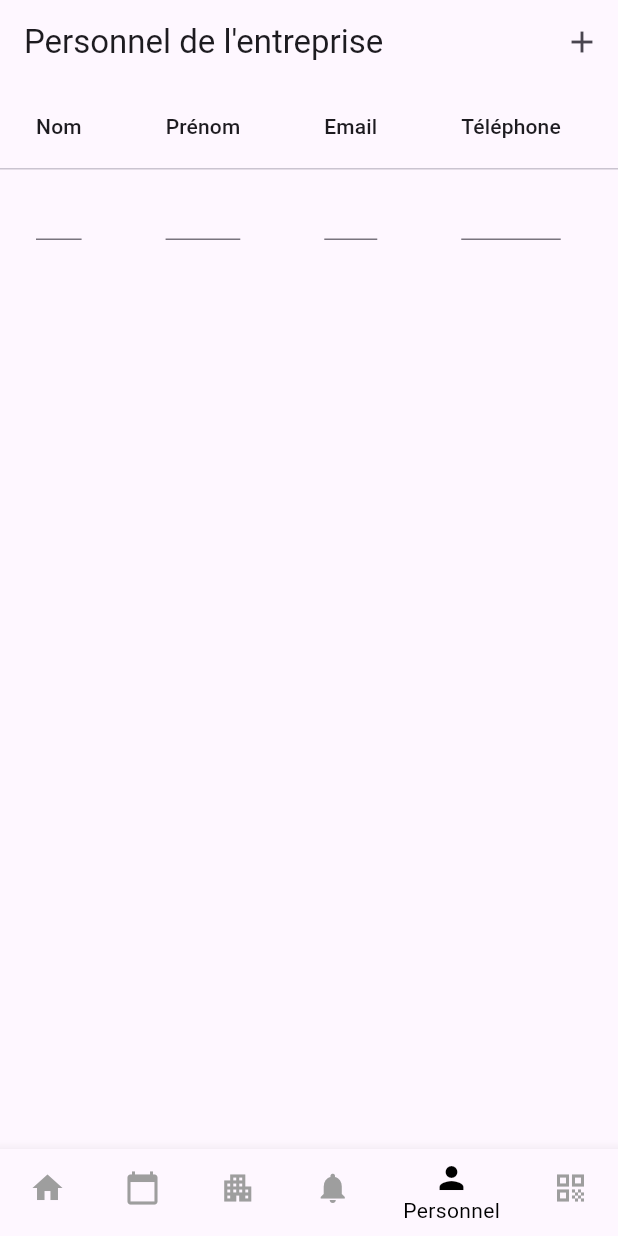
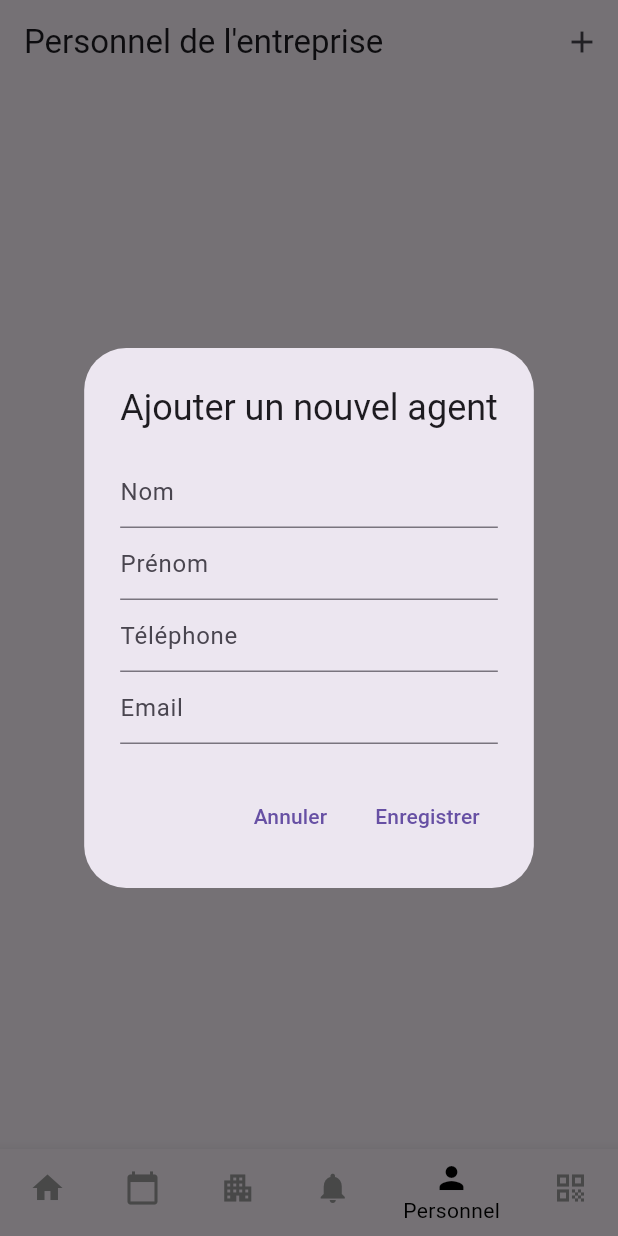
Before and after one commit to SanKai33/smartboardV1, a Flutter app: the screen it shows after launch, item 5 of the bottom bar chosen, after a tap on the "add" icon, on a phone screen of 412 x 824 dp. Run offline on Flutter 3.47's test engine with Material 3 defaults, Android fonts, the phone set to English and light mode, and no system bars; our stand-ins replace cloud_firestore, firebase_auth, firebase_core, firebase_storage, flutter_spinkit, geocoding and 4 more; accounts and stored records are empty; network calls fail.

Commit message:
Initial commit

```diff
--- a/lib/calendar_page.dart
+++ b/lib/calendar_page.dart
@@ -1,5 +1,9 @@
+import 'package:cloud_firestore/cloud_firestore.dart';
 import 'package:flutter/material.dart';
 import 'package:table_calendar/table_calendar.dart';
+
+import 'historique_commande_page.dart';
+import 'models/commande.dart';
 
 class CalendarPage extends StatefulWidget {
   @override
@@ -72,10 +76,58 @@
 
   @override
   Widget build(BuildContext context) {
-    // Ici, insérez la logique et l'interface utilisateur pour afficher les commandes pour la date sélectionnée
-    return Center(
-      child: Text(selectedDay != null ? 'Commandes pour ${selectedDay!.toLocal()}' : 'Sélectionnez une date'),
+    return StreamBuilder<List<Commande>>(
+      stream: getCommandesForDate(selectedDay),
+      builder: (context, snapshot) {
+        if (snapshot.connectionState == ConnectionState.waiting) {
+          return Center(child: CircularProgressIndicator());
+        }
+        if (!snapshot.hasData || snapshot.data!.isEmpty) {
+          return Center(child: Text("Aucune commande pour cette date"));
+        }
+
+        List<Commande> commandes = snapshot.data!;
+        return ListView.builder(
+          itemCount: commandes.length,
+          itemBuilder: (context, index) {
+            Commande commande = commandes[index];
+            return Card(
+              child: ListTile(
+                title: Text(commande.nomResidence),
+                subtitle: Text("Commande ID: ${commande.id}"),
+                onTap: () {
+                  Navigator.of(context).push(
+                    MaterialPageRoute(
+                      builder: (context) => HistoriqueCommandePage(commande: commande),
+                    ),
+                  );
+                },
+              ),
+            );
+          },
+        );
+      },
     );
+  }
+
+  Stream<List<Commande>> getCommandesForDate(DateTime? date) {
+    if (date == null) {
+      return Stream.value([]);
+    }
+
+    DateTime startDate = DateTime(date.year, date.month, date.day);
+    DateTime endDate = DateTime(date.year, date.month, date.day, 23, 59, 59);
+
+    return FirebaseFirestore.instance
+        .collection('commandes')
+        .where('dateCommande', isGreaterThanOrEqualTo: Timestamp.fromDate(startDate))
+        .where('dateCommande', isLessThanOrEqualTo: Timestamp.fromDate(endDate))
+        .snapshots()
+        .map((snapshot) {
+      return snapshot.docs.map((doc) {
+        return Commande.fromMap(doc.data() as Map<String, dynamic>, doc.id);
+      }).toList();
+    });
   }
 }
 
--- a/lib/home_page.dart
+++ b/lib/home_page.dart
@@ -68,35 +68,49 @@
                     context,
                     MaterialPageRoute(builder: (context) => CreerCommande(entrepriseId: entrepriseId)),
                   ),
-                  child: Text(
+                  child: Row(
+                    mainAxisSize: MainAxisSize.min, // Pour s'assurer que le Row ne prend que l'espace nécessaire
+                    children: [
+                      Icon(Icons.add, color: Colors.white), // Icône
+                      SizedBox(width: 8), // Espace entre l'icône et le texte
+                      Text(
                         'Nouvelle Commande',
                         style: TextStyle(color: Colors.white),
                       ),
-                  style: ElevatedButton.styleFrom(backgroundColor: Colors.black),
+                    ],
+                  ),
+                  style: ElevatedButton.styleFrom(
+                    backgroundColor: Colors.black,
+                    shape: RoundedRectangleBorder(
+                      borderRadius: BorderRadius.circular(8), // Moins arrondi, ajustez selon vos préférences
+                    ),
+                  ),
                 ),
               ),
             ),
             // Bandeau de design "Commandes en cours"
-            Container(
-              width: double.infinity,
-              padding: EdgeInsets.symmetric(vertical: 10, horizontal: 20),
+            Center(
+              child: Container(
+                padding: EdgeInsets.symmetric(vertical: 8, horizontal: 20),
                 decoration: BoxDecoration(
-                color: Colors.blueGrey[100], // Utilisez une couleur douce
+                  color: Colors.grey[200], // Couleur plus claire et douce
+                  borderRadius: BorderRadius.circular(20), // Coins plus arrondis
                   boxShadow: [
                     BoxShadow(
-                    color: Colors.grey.withOpacity(0.5),
-                    spreadRadius: 2,
-                    blurRadius: 7,
-                    offset: Offset(0, 3), // changes position of shadow
+                      color: Colors.grey.withOpacity(0.5), // Ombre subtile
+                      spreadRadius: 0,
+                      blurRadius: 10,
+                      offset: Offset(0, 4), // Légèrement décalée
                     ),
                   ],
                 ),
                 child: Text(
                   'Commandes en cours',
                   style: TextStyle(
-                  fontSize: 18,
+                    fontSize: 16,
                     fontWeight: FontWeight.bold,
-                  color: Colors.white, // Couleur de texte élégante
+                    color: Colors.black, // Couleur de texte simple
+                  ),
                 ),
               ),
             ),
--- a/lib/models/personnel.dart
+++ b/lib/models/personnel.dart
@@ -63,12 +63,12 @@
     String? email,
     String? telephone,
     String? typeCompte,
-    bool? estSuperviseur,
+    bool? estSuperviseur,  // Retirer required ici
     String? residenceAffectee,
-    String? entrepriseId, required String field, required String id,
+    String? entrepriseId, required String id, required String field,
   }) {
     return Personnel(
-      id: this.id,  // L'ID reste inchangé
+      id: this.id,
       identifiant: identifiant ?? this.identifiant,
       nom: nom ?? this.nom,
       prenom: prenom ?? this.prenom,
--- a/lib/personnel_page.dart
+++ b/lib/personnel_page.dart
@@ -12,132 +12,111 @@
 }
 
 class _PersonnelPageState extends State<PersonnelPage> {
-
   List<Personnel> personnelList = [];
 
   @override
   void initState() {
     super.initState();
-
+    _loadExistingPersonnel();
   }
 
-
-
-  void _addNewPersonnelRow() {
-    setState(() {
-      personnelList.add(Personnel(
-        id: '', // Laisser vide, Firestore générera un ID lors de l'enregistrement
-        identifiant: '',
-        nom: '',
-        prenom: '',
-        email: '',
-        telephone: '',
-        typeCompte: '',
-        estSuperviseur: false,
-        entrepriseId: widget.entrepriseId,
-      ));
-    });
-  }
-
-  void _updatePersonnelField(Personnel personnel, String field, String value) {
-    FirebaseFirestore.instance.collection('personnel').doc(personnel.id).update({field: value});
-    int index = personnelList.indexOf(personnel);
-    if (index != -1) {
+  void _loadExistingPersonnel() async {
+    var collection = FirebaseFirestore.instance.collection('personnel').where('entrepriseId', isEqualTo: widget.entrepriseId);
+    var querySnapshot = await collection.get();
+    for (var doc in querySnapshot.docs) {
       setState(() {
-        personnelList[index] = personnel.copyWith(field: value, id: '');
+        personnelList.add(Personnel.fromFirestore(doc));
       });
     }
   }
 
-  void _createNewPersonnel(Personnel personnel) {
-    DocumentReference docRef = FirebaseFirestore.instance.collection('personnel').doc();
-    personnel = personnel.copyWith(id: docRef.id, field: '');  // Mise à jour de l'ID
-    docRef.set(personnel.toMap());
-    int index = personnelList.indexOf(personnel);
-    if (index != -1) {
-      setState(() {
-        personnelList[index] = personnel;
-      });
-    }
+  void _showAddPersonnelDialog() {
+    final _nomController = TextEditingController();
+    final _prenomController = TextEditingController();
+    final _telephoneController = TextEditingController();
+    final _emailController = TextEditingController();
+
+    showDialog(
+      context: context,
+      builder: (BuildContext context) {
+        return AlertDialog(
+          title: Text('Ajouter un nouvel agent'),
+          content: SingleChildScrollView(
+            child: ListBody(
+              children: <Widget>[
+                TextField(controller: _nomController, decoration: InputDecoration(hintText: "Nom")),
+                TextField(controller: _prenomController, decoration: InputDecoration(hintText: "Prénom")),
+                TextField(controller: _telephoneController, decoration: InputDecoration(hintText: "Téléphone")),
+                TextField(controller: _emailController, decoration: InputDecoration(hintText: "Email")),
+              ],
+            ),
+          ),
+          actions: <Widget>[
+            TextButton(
+              child: Text('Annuler'),
+              onPressed: () {
+                Navigator.of(context).pop();
+              },
+            ),
+            TextButton(
+              child: Text('Enregistrer'),
+              onPressed: () {
+                _addNewPersonnel(
+                  _nomController.text,
+                  _prenomController.text,
+                  _telephoneController.text,
+                  _emailController.text,
+                );
+                Navigator.of(context).pop();
+              },
+            ),
+          ],
+        );
+      },
+    );
   }
 
-  void _deletePersonnel(Personnel personnel) {
-    FirebaseFirestore.instance.collection('personnel').doc(personnel.id).delete();
+  void _addNewPersonnel(String nom, String prenom, String telephone, String email) {
+    String identifiant = nom.toLowerCase() + prenom[0].toLowerCase();
+    Personnel newPersonnel = Personnel(
+      id: '',
+      identifiant: identifiant,
+      nom: nom,
+      prenom: prenom,
+      email: email,
+      telephone: telephone,
+      typeCompte: 'Standard', // Ajustez selon votre logique
+      estSuperviseur: false,
+      entrepriseId: widget.entrepriseId,
+    );
+    FirebaseFirestore.instance.collection('personnel').add(newPersonnel.toMap());
     setState(() {
-      personnelList.removeWhere((element) => element.id == personnel.id);
+      personnelList.add(newPersonnel);
     });
   }
 
   @override
   Widget build(BuildContext context) {
-
-
     return Scaffold(
       appBar: AppBar(
         title: Text('Personnel de l\'entreprise'),
-        actions: <Widget>[
+        actions: [
           IconButton(
             icon: Icon(Icons.add),
-            onPressed: _addNewPersonnelRow,
+            onPressed: _showAddPersonnelDialog,
           ),
         ],
       ),
-      body: SingleChildScrollView(
-        scrollDirection: Axis.horizontal,
-        child: DataTable(
-          columns: [
-            DataColumn(label: Text('Nom')),
-            DataColumn(label: Text('Prénom')),
-            DataColumn(label: Text('Email')),
-            DataColumn(label: Text('Téléphone')),
-            DataColumn(label: Text('Actions')),
-          ],
-          rows: personnelList.map((personnel) {
-            bool isNewRow = personnel.id.isEmpty;
-            return DataRow(cells: [
-              DataCell(TextField(
-                controller: TextEditingController(text: personnel.nom),
-                onSubmitted: (value) {
-                  isNewRow
-                      ? _createNewPersonnel(personnel.copyWith(nom: value, field: '', id: ''))
-                      : _updatePersonnelField(personnel, 'nom', value);
-                },
-              )),
-              DataCell(TextField(
-                controller: TextEditingController(text: personnel.prenom),
-                onSubmitted: (value) {
-                  isNewRow
-                      ? _createNewPersonnel(personnel.copyWith(prenom: value, field: '', id: ''))
-                      : _updatePersonnelField(personnel, 'prenom', value);
-                },
-              )),
-              DataCell(TextField(
-                controller: TextEditingController(text: personnel.email),
-                onSubmitted: (value) {
-                  isNewRow
-                      ? _createNewPersonnel(personnel.copyWith(email: value, field: '', id: ''))
-                      : _updatePersonnelField(personnel, 'email', value);
-                },
-              )),
-              DataCell(TextField(
-                controller: TextEditingController(text: personnel.telephone),
-                onSubmitted: (value) {
-                  isNewRow
-                      ? _createNewPersonnel(personnel.copyWith(telephone: value, field: '', id: ''))
-                      : _updatePersonnelField(personnel, 'telephone', value);
-                },
-              )),
-              DataCell(Row(
-                children: <Widget>[
-                  IconButton(
-                    icon: Icon(Icons.delete),
-                    onPressed: () => _deletePersonnel(personnel),
-                  ),
-                ],
-              )),
-            ]);
-          }).toList(),
-        ),
+      body: ListView.builder(
+        itemCount: personnelList.length,
+        itemBuilder: (context, index) {
+          Personnel personnel = personnelList[index];
+          return ListTile(
+            title: Text(personnel.nom + " " + personnel.prenom),
+            subtitle: Text(personnel.telephone),
+            // Ajoutez d'autres informations ici si nécessaire
+          );
+        },
       ),
     );
   }
```
Lines whose indentation alone changed are shown as unchanged.
